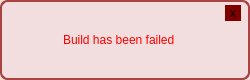
Above: warningpopup.ui from OldFrostDragon/JenkinsPlugin before the change. Below: the same form after it.
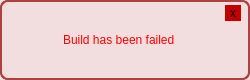
That is the form after the change. Icons and pictures are not drawn.

What changed in the file:
```diff
--- a/warningpopup.ui
+++ b/warningpopup.ui
@@ -156,7 +156,7 @@
                </size>
               </property>
               <property name="styleSheet">
-               <string notr="true">background-color: rgb(128, 0, 0);
+               <string notr="true">background-color: rgb(196, 0, 0);
 border: 0px;
 border-radius: 0px; </string>
               </property>
```
